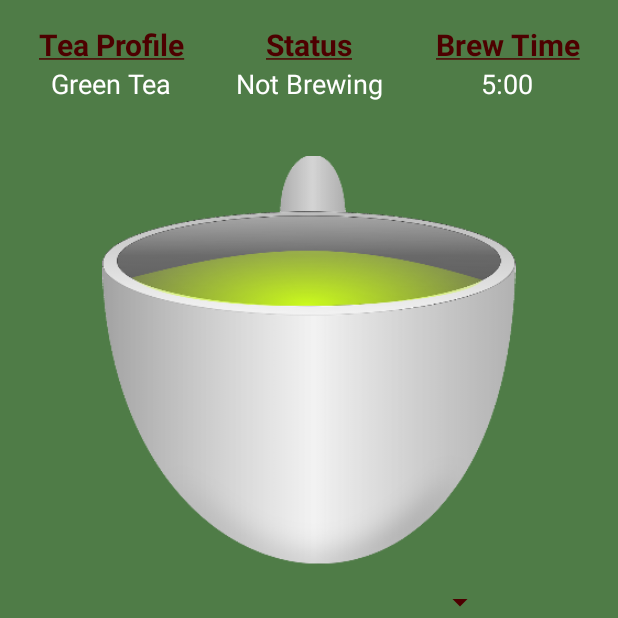
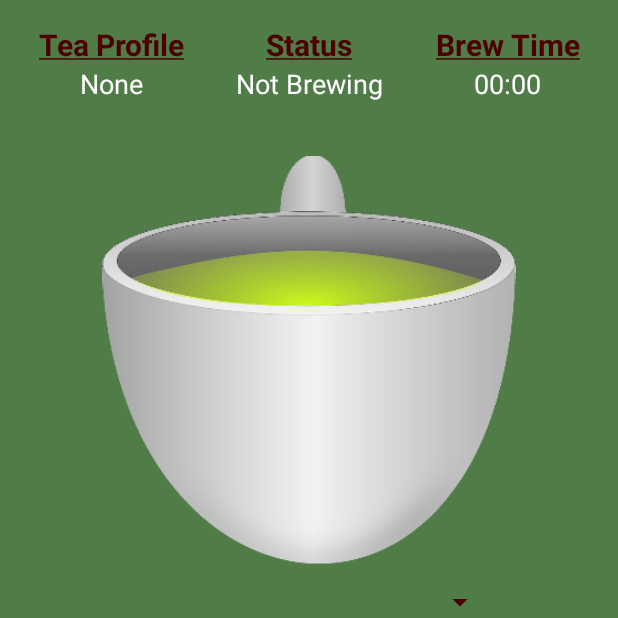
Before and after one commit to Addison-Dalton/teatime, an Android app: the screen it shows after launch (MainActivity), on a phone screen of 412 x 824 dp, the top half of it. Run offline under Robolectric (Android 15) with nearby library versions, the phone set to English and light mode, and no system bars; 2 statements that could not run were skipped.

Commit message:
added default values for tea profiles and tea time

```diff
--- a/app/src/main/res/layout/activity_main.xml
+++ b/app/src/main/res/layout/activity_main.xml
@@ -39,7 +39,7 @@
                 android:layout_height="wrap_content"
                 android:gravity="center"
                 android:textSize="18sp"
-                android:text="Green Tea" />
+                android:text="@string/default_tea_profile" />
         </LinearLayout>
 
         <LinearLayout
@@ -89,7 +89,7 @@
                 android:layout_height="wrap_content"
                 android:gravity="center"
                 android:textSize="18sp"
-                android:text="5:00" />
+                android:text="@string/default_time" />
 
         </LinearLayout>
     </LinearLayout>
--- a/app/src/main/res/values/strings.xml
+++ b/app/src/main/res/values/strings.xml
@@ -1,6 +1,7 @@
 <resources>
     <string name="app_name">Tea Time</string>
     <string name="tea_profile"><u>Tea Profile</u></string>
+    <string name="default_tea_profile">None</string>
     <string name="tea_status"><u>Status</u></string>
     <string name="default_tea_status">Not Brewing</string>
     <string name="tea_status_brewing">Brewing</string>
@@ -22,5 +23,7 @@
     <string name="popup_time_label">(Brewing Time)</string>
     <string name="max_time_value">59</string>
     <string name="default_time_value">00</string>
+    <string name="default_time">00:00</string>
+    <string name="time_end_value">0:00</string>
 
 </resources>
```
